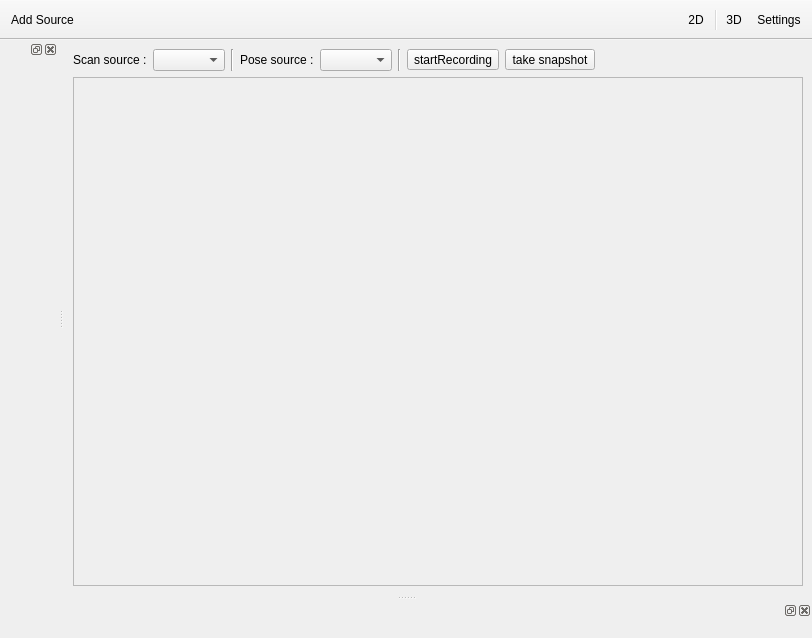
The window that applications/viewer/radiumViewer6/MainWindow.ui (T-PLAY/hub) describes before a commit, drawn with Qt 5.
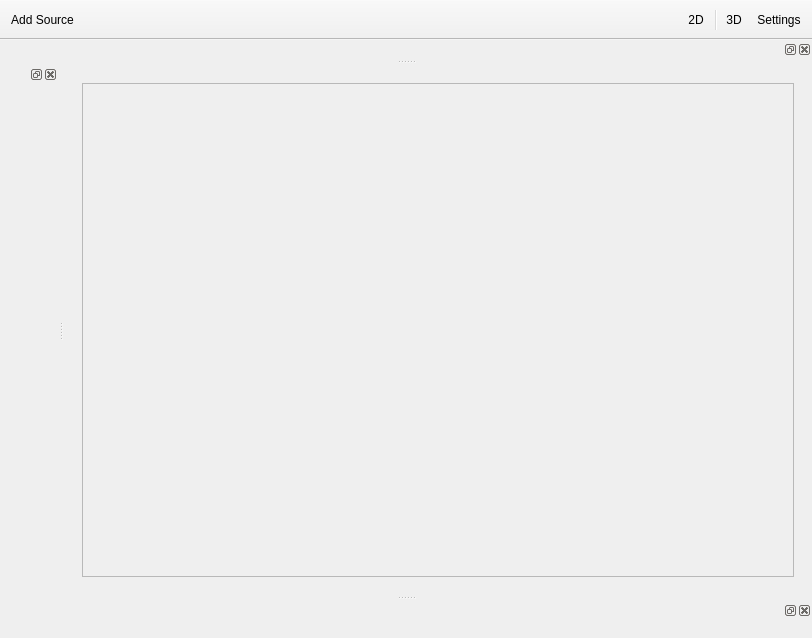
The same window after the commit. Custom widgets are drawn as their Qt base class.

```diff
--- a/applications/viewer/radiumViewer6/MainWindow.ui
+++ b/applications/viewer/radiumViewer6/MainWindow.ui
@@ -27,21 +27,6 @@
     </sizepolicy>
    </property>
    <layout class="QVBoxLayout" name="verticalLayout">
-    <property name="spacing">
-     <number>6</number>
-    </property>
-    <property name="leftMargin">
-     <number>0</number>
-    </property>
-    <property name="topMargin">
-     <number>0</number>
-    </property>
-    <property name="rightMargin">
-     <number>0</number>
-    </property>
-    <property name="bottomMargin">
-     <number>0</number>
-    </property>
     <item>
      <widget class="QStackedWidget" name="stackedWidget">
       <property name="sizePolicy">
@@ -54,11 +39,11 @@
        <number>1</number>
       </property>
       <widget class="QWidget" name="page2D">
-       <layout class="QVBoxLayout" name="verticalLayout_4">
+       <layout class="QHBoxLayout" name="horizontalLayout_2">
         <item>
          <widget class="QMdiArea" name="mdiArea">
           <property name="sizePolicy">
-           <sizepolicy hsizetype="Expanding" vsizetype="Preferred">
+           <sizepolicy hsizetype="Preferred" vsizetype="Preferred">
             <horstretch>0</horstretch>
             <verstretch>0</verstretch>
            </sizepolicy>
@@ -68,119 +53,13 @@
        </layout>
       </widget>
       <widget class="QWidget" name="page3D">
-       <layout class="QVBoxLayout" name="verticalLayout_5">
-        <item>
-         <layout class="QHBoxLayout" name="horizontalLayout">
-          <item>
-           <widget class="QLabel" name="label_scanSource">
-            <property name="sizePolicy">
-             <sizepolicy hsizetype="Preferred" vsizetype="Preferred">
-              <horstretch>0</horstretch>
-              <verstretch>0</verstretch>
-             </sizepolicy>
-            </property>
-            <property name="text">
-             <string>Scan source :</string>
-            </property>
-           </widget>
-          </item>
-          <item>
-           <widget class="QComboBox" name="comboBox_scan">
-            <property name="sizePolicy">
-             <sizepolicy hsizetype="Minimum" vsizetype="Fixed">
-              <horstretch>0</horstretch>
-              <verstretch>0</verstretch>
-             </sizepolicy>
-            </property>
-            <property name="minimumSize">
-             <size>
-              <width>0</width>
-              <height>0</height>
-             </size>
-            </property>
-            <property name="baseSize">
-             <size>
-              <width>0</width>
-              <height>0</height>
-             </size>
-            </property>
-           </widget>
-          </item>
-          <item>
-           <widget class="Line" name="line">
-            <property name="orientation">
-             <enum>Qt::Vertical</enum>
-            </property>
-           </widget>
-          </item>
-          <item>
-           <widget class="QLabel" name="label_poseSource">
-            <property name="text">
-             <string>Pose source :</string>
-            </property>
-           </widget>
-          </item>
-          <item>
-           <widget class="QComboBox" name="comboBox_pose">
-            <property name="sizePolicy">
-             <sizepolicy hsizetype="Minimum" vsizetype="Fixed">
-              <horstretch>0</horstretch>
-              <verstretch>0</verstretch>
-             </sizepolicy>
-            </property>
-            <property name="minimumSize">
-             <size>
-              <width>0</width>
-              <height>0</height>
-             </size>
-            </property>
-           </widget>
-          </item>
-          <item>
-           <widget class="Line" name="line_2">
-            <property name="orientation">
-             <enum>Qt::Vertical</enum>
-            </property>
-           </widget>
-          </item>
-          <item>
-           <widget class="QToolButton" name="toolButton_record">
-            <property name="text">
-             <string>startRecording</string>
-            </property>
-            <property name="checkable">
-             <bool>false</bool>
-            </property>
-           </widget>
-          </item>
-          <item>
-           <widget class="QToolButton" name="toolButton_snapshot">
-            <property name="text">
-             <string>take snapshot</string>
-            </property>
-           </widget>
-          </item>
-          <item>
-           <spacer name="horizontalSpacer">
-            <property name="orientation">
-             <enum>Qt::Horizontal</enum>
-            </property>
-            <property name="sizeHint" stdset="0">
-             <size>
-              <width>40</width>
-              <height>20</height>
-             </size>
-            </property>
-           </spacer>
-          </item>
-         </layout>
-        </item>
+       <layout class="QHBoxLayout" name="horizontalLayout">
         <item>
          <layout class="QVBoxLayout" name="verticalLayout_3dView">
           <item>
            <widget class="QFrame" name="frame">
             <property name="sizePolicy">
-             <sizepolicy hsizetype="Preferred" vsizetype="Expanding">
+             <sizepolicy hsizetype="Preferred" vsizetype="Preferred">
               <horstretch>0</horstretch>
               <verstretch>0</verstretch>
              </sizepolicy>
@@ -276,7 +155,7 @@
     </layout>
    </widget>
   </widget>
-  <widget class="QDockWidget" name="dockWidget_loader">
+  <widget class="QDockWidget" name="dockWidget_bottom">
    <property name="enabled">
     <bool>true</bool>
    </property>
@@ -289,7 +168,7 @@
    <attribute name="dockWidgetArea">
     <number>8</number>
    </attribute>
-   <widget class="FormWidgetLoader" name="dockWidgetContents_loader">
+   <widget class="QWidget" name="dockWidgetContents_bottom">
     <property name="sizePolicy">
      <sizepolicy hsizetype="Preferred" vsizetype="Preferred">
       <horstretch>0</horstretch>
@@ -299,6 +178,18 @@
     <layout class="QVBoxLayout" name="verticalLayout_6"/>
    </widget>
   </widget>
+  <widget class="QDockWidget" name="dockWidget_top">
+   <property name="sizePolicy">
+    <sizepolicy hsizetype="Preferred" vsizetype="MinimumExpanding">
+     <horstretch>0</horstretch>
+     <verstretch>0</verstretch>
+    </sizepolicy>
+   </property>
+   <attribute name="dockWidgetArea">
+    <number>4</number>
+   </attribute>
+   <widget class="QWidget" name="dockWidgetContents_top"/>
+  </widget>
   <action name="action2D">
    <property name="text">
     <string>2D</string>
@@ -332,14 +223,6 @@
    </property>
   </action>
  </widget>
- <customwidgets>
-  <customwidget>
-   <class>FormWidgetLoader</class>
-   <extends>QWidget</extends>
-   <header location="global">FormWidgetLoader.h</header>
-   <container>1</container>
-  </customwidget>
- </customwidgets>
  <resources/>
  <connections/>
 </ui>
```
